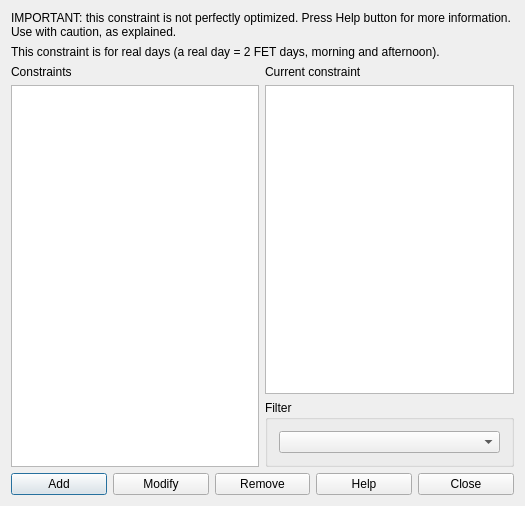
This is fet/src/interface/constraintstudentssetmaxgapsperweekforrealdaysform_template.ui in vonmecheln/fet as Qt 5 draws it before an edit. The edited form follows.
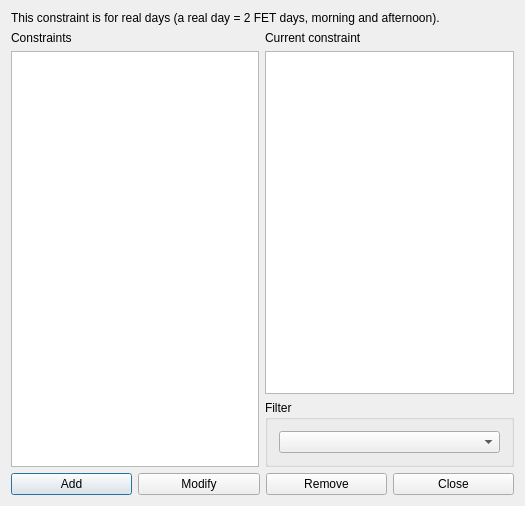
This is the edited form.

```diff
--- a/fet/src/interface/constraintstudentssetmaxgapsperweekforrealdaysform_template.ui
+++ b/fet/src/interface/constraintstudentssetmaxgapsperweekforrealdaysform_template.ui
@@ -14,39 +14,19 @@
    <string extracomment="This is the title of the dialog to see the list of all constraints of this type">Constraints students set max gaps per week for real days</string>
   </property>
   <layout class="QGridLayout" name="gridLayout_2">
-   <item row="0" column="0" colspan="2">
-    <widget class="QLabel" name="label">
-     <property name="sizePolicy">
-      <sizepolicy hsizetype="Minimum" vsizetype="Minimum">
-       <horstretch>0</horstretch>
-       <verstretch>0</verstretch>
-      </sizepolicy>
+   <item row="2" column="1">
+    <widget class="QGroupBox" name="filterGroupBox">
+     <property name="title">
+      <string>Filter</string>
      </property>
-     <property name="text">
-      <string>IMPORTANT: this constraint is not perfectly optimized. Press Help button for more information. Use with caution, as explained.</string>
-     </property>
-     <property name="wordWrap">
-      <bool>true</bool>
-     </property>
+     <layout class="QGridLayout" name="gridLayout">
+      <item row="0" column="0">
+       <widget class="QComboBox" name="studentsComboBox"/>
+      </item>
+     </layout>
     </widget>
    </item>
-   <item row="1" column="0" colspan="2">
-    <widget class="QLabel" name="label_2">
-     <property name="sizePolicy">
-      <sizepolicy hsizetype="Minimum" vsizetype="Minimum">
-       <horstretch>0</horstretch>
-       <verstretch>0</verstretch>
-      </sizepolicy>
-     </property>
-     <property name="text">
-      <string>This constraint is for real days (a real day = 2 FET days, morning and afternoon).</string>
-     </property>
-     <property name="wordWrap">
-      <bool>true</bool>
-     </property>
-    </widget>
-   </item>
-   <item row="2" column="0" rowspan="2">
+   <item row="1" column="0" rowspan="2">
     <layout class="QVBoxLayout" name="verticalLayout">
      <item>
       <widget class="QLabel" name="constraintsTextLabel">
@@ -69,7 +49,7 @@
      </item>
     </layout>
    </item>
-   <item row="2" column="1">
+   <item row="1" column="1">
     <layout class="QVBoxLayout" name="verticalLayout_2">
      <item>
       <widget class="QLabel" name="currentConstraintTextLabel">
@@ -86,19 +66,7 @@
      </item>
     </layout>
    </item>
-   <item row="3" column="1">
-    <widget class="QGroupBox" name="filterGroupBox">
-     <property name="title">
-      <string>Filter</string>
-     </property>
-     <layout class="QGridLayout" name="gridLayout">
-      <item row="0" column="0">
-       <widget class="QComboBox" name="studentsComboBox"/>
-      </item>
-     </layout>
-    </widget>
-   </item>
-   <item row="4" column="0" colspan="2">
+   <item row="3" column="0" colspan="2">
     <layout class="QHBoxLayout" name="horizontalLayout">
      <item>
       <widget class="QPushButton" name="addConstraintPushButton">
@@ -121,13 +89,6 @@
        </property>
       </widget>
      </item>
-     <item>
-      <widget class="QPushButton" name="helpPushButton">
-       <property name="text">
-        <string>Help</string>
-       </property>
-      </widget>
-     </item>
      <item>
       <widget class="QPushButton" name="closePushButton">
        <property name="text">
@@ -137,6 +98,22 @@
      </item>
     </layout>
    </item>
+   <item row="0" column="0" colspan="2">
+    <widget class="QLabel" name="label_2">
+     <property name="sizePolicy">
+      <sizepolicy hsizetype="Minimum" vsizetype="Minimum">
+       <horstretch>0</horstretch>
+       <verstretch>0</verstretch>
+      </sizepolicy>
+     </property>
+     <property name="text">
+      <string>This constraint is for real days (a real day = 2 FET days, morning and afternoon).</string>
+     </property>
+     <property name="wordWrap">
+      <bool>true</bool>
+     </property>
+    </widget>
+   </item>
   </layout>
  </widget>
  <layoutdefault spacing="6" margin="11"/>
```
